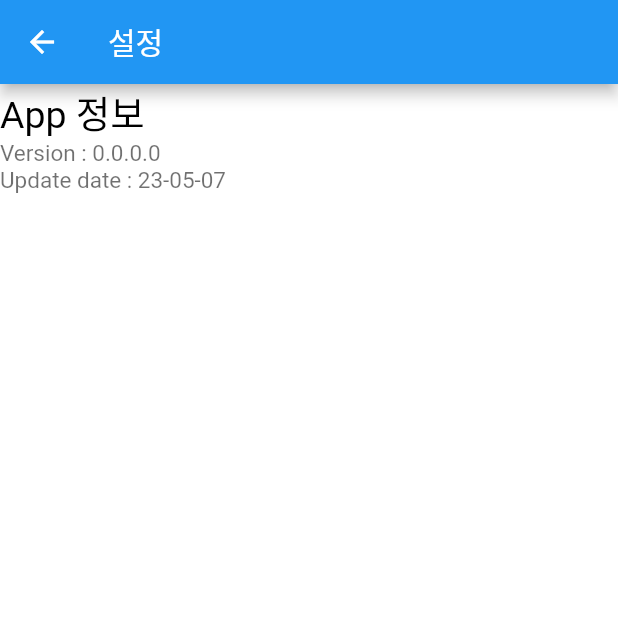
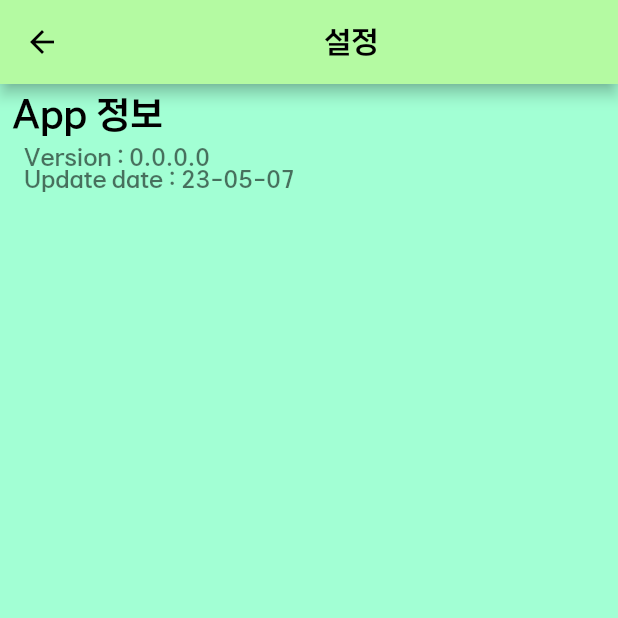
Before and after one commit to jithhuP/PowerBall, a Flutter app: the SettingScreen screen opened directly, on a phone screen of 412 x 824 dp, the top half of it. Run offline on Flutter 3.47's test engine with Material 2 defaults, Android fonts, the phone set to English and light mode, and no system bars; our stand-ins replace fl_chart, syncfusion_flutter_charts, timer_builder.

Commit message:
설정화면 색상 및 디자인 변경

```diff
--- a/lib/custom_widget.dart
+++ b/lib/custom_widget.dart
@@ -135,6 +135,7 @@ class SettingText extends StatelessWidget {
       style: TextStyle(
         fontSize: fontsize,
         color: fontcolor,
+        fontFamily: 'KBOGothic',
       ),
     );
   }
--- a/lib/setting_screen.dart
+++ b/lib/setting_screen.dart
@@ -9,18 +9,41 @@ class SettingScreen extends StatelessWidget {
   @override
   Widget build(BuildContext context) {
     return Scaffold(
-      backgroundColor: Colors.white,
+      backgroundColor: const Color.fromARGB(255, 162, 255, 212),
       appBar: AppBar(
-        title: const Text('설정'),
+        iconTheme: const IconThemeData(
+          color: Colors.black,
+        ),
+        backgroundColor: const Color.fromARGB(255, 180, 250, 162),
+        title: Row(
+          mainAxisAlignment: MainAxisAlignment.center,
+          children: const [
+            Text(
+              '설정',
+              style: TextStyle(
+                color: Colors.black,
+                fontFamily: 'KBOGothic',
+              ),
+            ),
+          ],
+        ),
       ),
       body: Column(
         crossAxisAlignment: CrossAxisAlignment.start,
         children: [
-          const SettingText(
+          const Padding(
+            padding: EdgeInsets.all(8.0),
+            child: SettingText(
               text: "App 정보",
               fontcolor: Colors.black,
               fontsize: 25.0,
             ),
+          ),
+          Padding(
+            padding: const EdgeInsets.symmetric(horizontal: 16.0),
+            child: Column(
+              crossAxisAlignment: CrossAxisAlignment.start,
+              children: [
                 SettingText(
                     text: 'Version : $version',
                     fontcolor: const Color.fromARGB(143, 0, 0, 0),
@@ -32,6 +55,9 @@ class SettingScreen extends StatelessWidget {
                 ),
               ],
             ),
+          ),
+        ],
+      ),
     );
   }
 }
```
Lines whose indentation alone changed are shown as unchanged.
